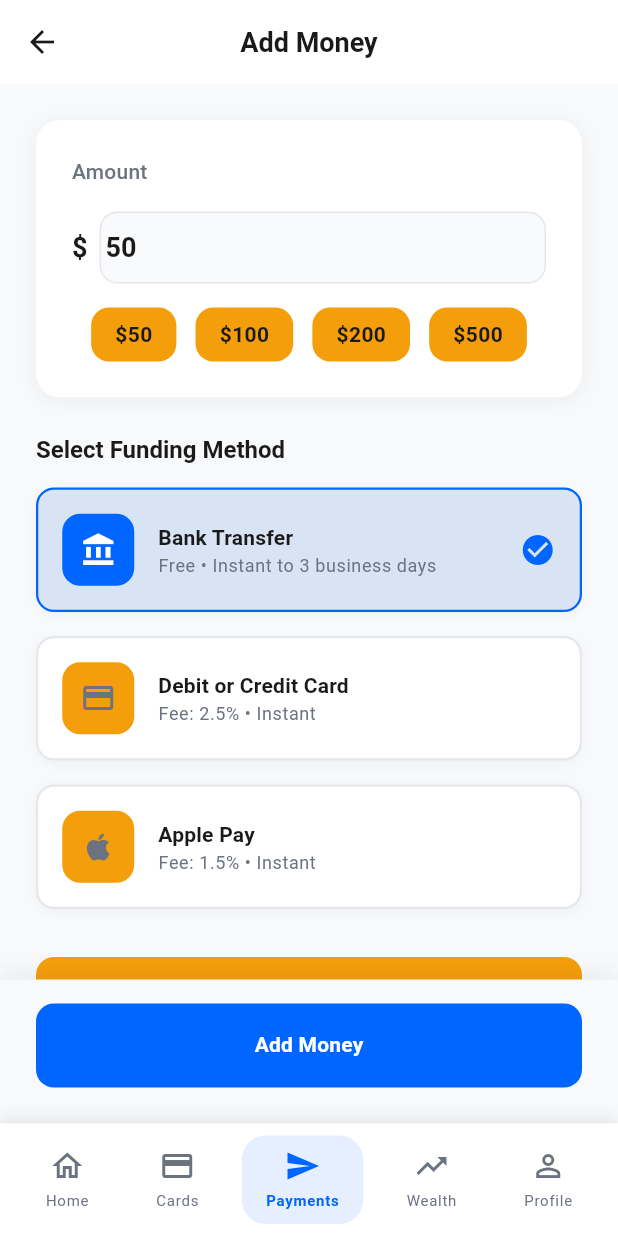
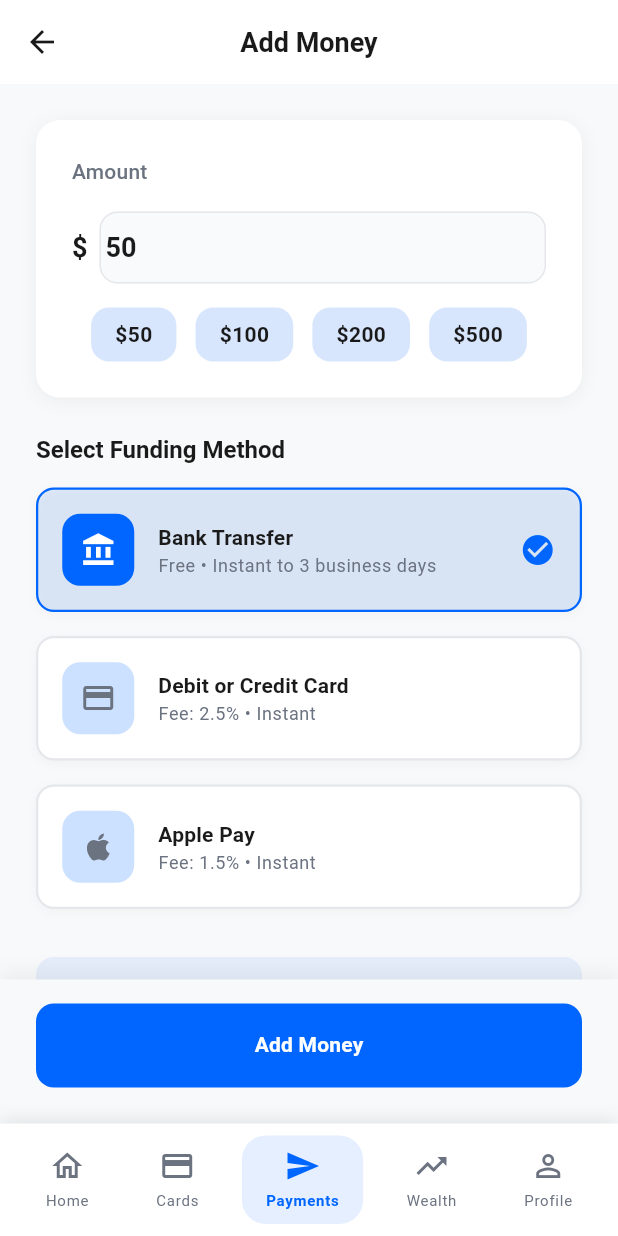
Before and after one commit to Edil-Ayehu/revolut-clone, a Flutter app: the AddMoneyPage screen opened by its route, after a tap on an icon or button, on a phone screen of 412 x 824 dp. Run offline on Flutter 3.47's test engine with Material 3 defaults, Android fonts, the phone set to English and light mode, and no system bars; our stand-ins replace go_router.

Commit message:
routing bug fix

```diff
--- a/lib/features/payments/pages/add_money_page.dart
+++ b/lib/features/payments/pages/add_money_page.dart
@@ -159,7 +159,7 @@ class _AddMoneyPageState extends State<AddMoneyPage> {
                     Container(
                       padding: const EdgeInsets.all(AppConstants.paddingM),
                       decoration: BoxDecoration(
-                        color: AppColors.cryptoColor,
+                        color: AppColors.info.withValues(alpha: 0.1),
                         borderRadius: BorderRadius.circular(AppConstants.radiusM),
                       ),
                       child: Row(
@@ -323,7 +323,7 @@ class _AddMoneyPageState extends State<AddMoneyPage> {
           vertical: AppConstants.paddingS,
         ),
         decoration: BoxDecoration(
-          color: AppColors.cryptoColor,
+          color: AppColors.info.withValues(alpha: 0.2),
           borderRadius: BorderRadius.circular(AppConstants.radiusM),
         ),
         child: Text(
@@ -375,7 +375,7 @@ class _AddMoneyPageState extends State<AddMoneyPage> {
               width: 48,
               height: 48,
               decoration: BoxDecoration(
-                color: isSelected ? AppColors.primary : AppColors.cryptoColor,
+                color: isSelected ? AppColors.primary : AppColors.primary.withValues(alpha: 0.2),
                 borderRadius: BorderRadius.circular(AppConstants.radiusM),
               ),
               child: Icon(
--- a/lib/features/payments/widgets/payment_actions.dart
+++ b/lib/features/payments/widgets/payment_actions.dart
@@ -114,7 +114,7 @@ class PaymentActions extends StatelessWidget {
                   'Deposit funds',
                   Icons.add_circle_outline,
                   AppColors.success,
-                  () => context.push(AppRoutes.addMoney),
+                  () => context.push('${AppRoutes.payments}/add-money'),
                 ),
               ),
             ],
```
